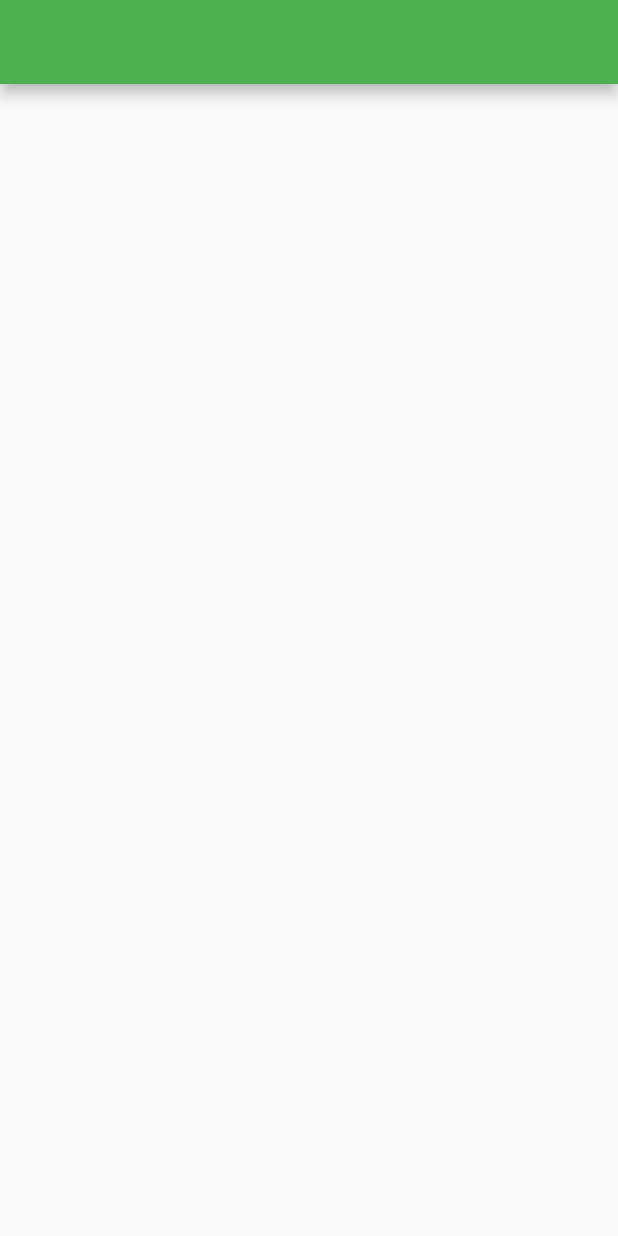
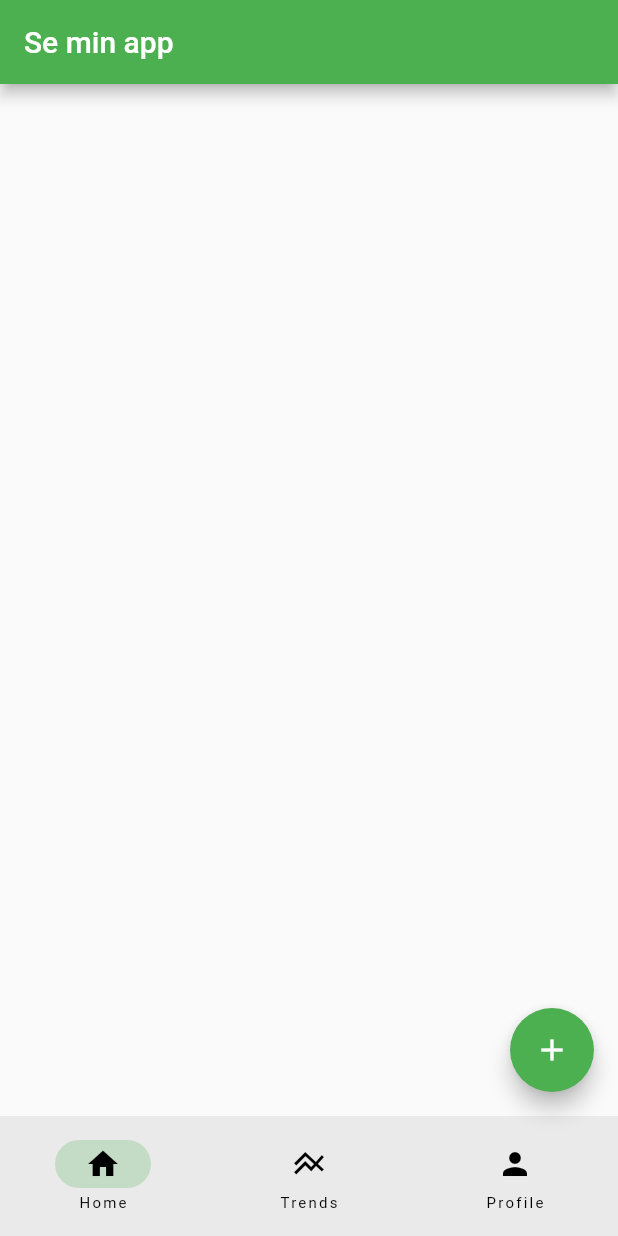
Before and after one commit to NicolajBP/P5Flutter, a Flutter app: the screen it shows after launch, on a phone screen of 412 x 824 dp. Run offline on Flutter 3.47's test engine with Material 2 defaults, Android fonts, the phone set to English and light mode, and no system bars; missing offline and left inert: dart:ffi.

Commit message:
Tilføjet navigation bar i bunden

```diff
--- a/lib/main.dart
+++ b/lib/main.dart
@@ -1,3 +1,5 @@
+import 'dart:ffi';
+
 import 'package:flutter/material.dart';
 
 // I Flutter starter alle widgets med stort forbogstav (det er basically klasser)
@@ -13,17 +15,16 @@ class MyApp extends StatelessWidget {
   @override
   Widget build(BuildContext context) {
     return MaterialApp(
-      debugShowCheckedModeBanner: false, // Tilføjer eller fjerner en "debug" ribbon i højre hjørne
-      theme: ThemeData(
-        primarySwatch: Colors.green
-      ),
+      debugShowCheckedModeBanner:
+          false, // Tilføjer eller fjerner en "debug" ribbon i højre hjørne
+      theme: ThemeData(primarySwatch: Colors.green),
       home: const RootPage(),
-
     );
   }
 }
 
-class RootPage extends StatefulWidget { // Stateful widget gør at UI kan opdateres når brugeren interagerer med skærmen
+class RootPage extends StatefulWidget {
+  // Stateful widget gør at UI kan opdateres når brugeren interagerer med skærmen
   const RootPage({super.key});
 
   @override
@@ -31,11 +32,34 @@ class RootPage extends StatefulWidget { // Stateful widget gør at UI kan opdate
 }
 
 class _RootPageState extends State<RootPage> {
+  int currentPage = 0;
+
   @override
   Widget build(BuildContext context) {
-    return Scaffold( // Scaffold indeholder app bar, body og navigation bar
-    appBar: AppBar(), // App bar er den øverste menu vi kan se i appen
-
+    return Scaffold(
+      // Scaffold indeholder app bar, body og navigation bar
+      appBar: AppBar(
+        title: const Text('Se min app'), // Tilføjer tekst til vores AppBar
+      ), // App bar er den øverste menu vi kan se i appen
+      floatingActionButton: FloatingActionButton(
+        onPressed: () {
+          debugPrint("Floating Action Button");
+        },
+        child: const Icon(Icons.add), // Laver knappen i nederste højre hjørne
+      ), // onPressed fortæller appen hvad der skal ske når man trykker på
+      bottomNavigationBar: NavigationBar(
+        destinations: const [
+          NavigationDestination(icon: Icon(Icons.home), label: "Home"),
+          NavigationDestination(icon: Icon(Icons.line_axis), label: "Trends"),
+          NavigationDestination(icon: Icon(Icons.person), label: "Profile")
+        ],
+        onDestinationSelected: (int index) {
+          setState(() {
+            currentPage = index;
+          });
+        },
+        selectedIndex: currentPage,
+      ),
     );
   }
 }
```
